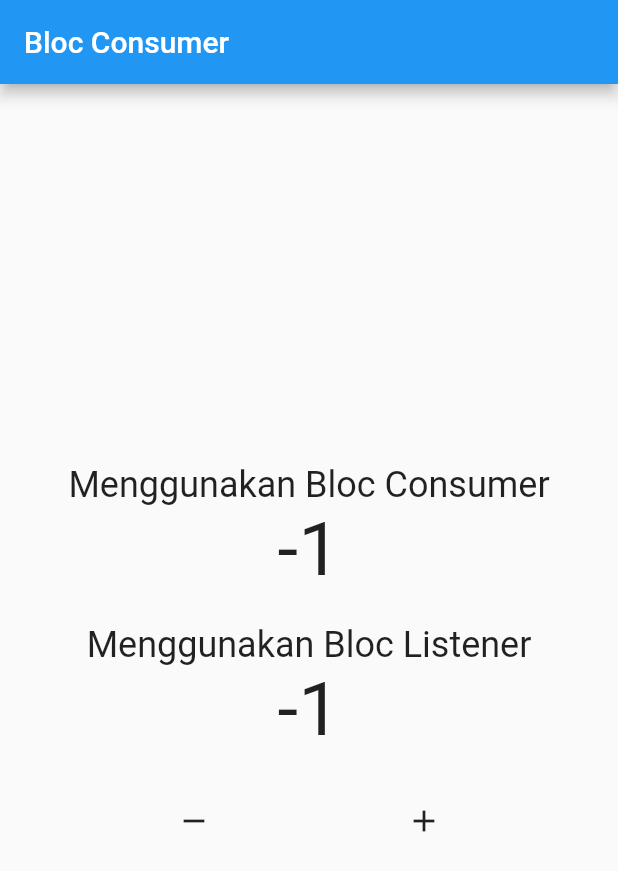
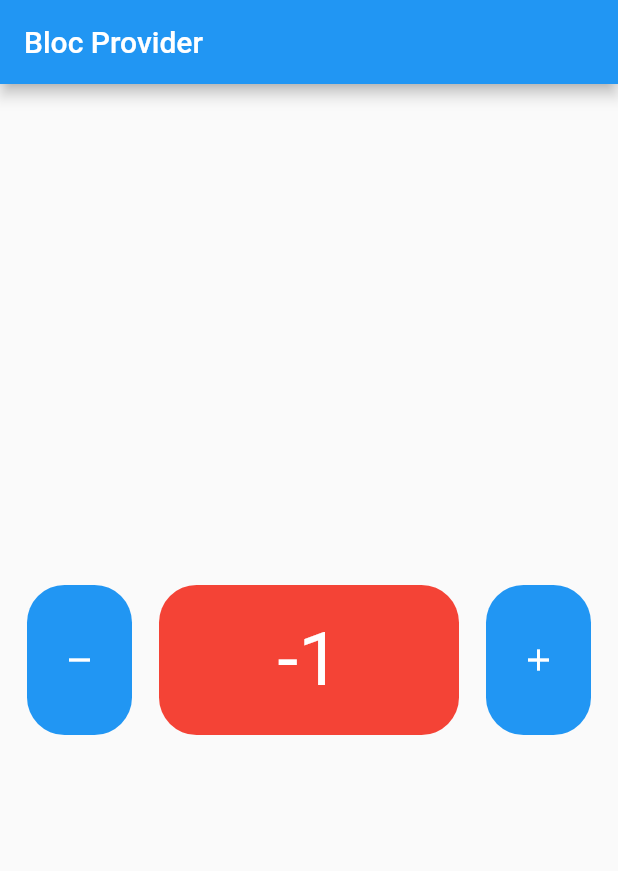
Before and after one commit to finma/flutter-bloc-basic, a Flutter app: the screen it shows after launch, after a tap on the "remove" icon, on a phone screen of 412 x 824 dp. Shown: the top 871 px of the screen. Run offline on Flutter 3.47's test engine with Material 2 defaults, Android fonts, the light colour scheme and no system bars; our stand-ins replace bloc, flutter_bloc.

Commit message:
[ADD] bloc provider

```diff
--- a/lib/main.dart
+++ b/lib/main.dart
@@ -1,8 +1,11 @@
 import 'package:flutter/material.dart';
+import 'package:flutter_bloc/flutter_bloc.dart';
 
+import 'bloc/counter_bloc.dart';
 import 'pages/bloc_builder_page.dart';
 import 'pages/bloc_consumer_page.dart';
 import 'pages/bloc_listener_page.dart';
+import 'pages/bloc_provider_page.dart';
 
 void main() {
   runApp(const MyApp());
@@ -13,11 +16,20 @@ class MyApp extends StatelessWidget {
 
   @override
   Widget build(BuildContext context) {
-    return MaterialApp(
-      debugShowCheckedModeBanner: false,
-      // home: BlocBuilderPage(), // latihan bloc builder
-      // home: BlocListenerPage(), // latihan bloc listener
-      home: BlocConsumerPage(), // latihan bloc consumer
+    return BlocProvider(
+      create: (context) => CounterCubit(),
+      child: MaterialApp(
+        debugShowCheckedModeBanner: false,
+        home: BlocProviderPage(), // latihan bloc provider
+      ),
     );
+
+    //* Menggunakan bloc tanpa bloc provider
+    // return MaterialApp(
+    //   debugShowCheckedModeBanner: false,
+    //   home: BlocBuilderPage(), // latihan bloc builder
+    //   home: BlocListenerPage(), // latihan bloc listener
+    //   home: BlocConsumerPage(), // latihan bloc consumer
+    // );
   }
 }
--- /dev/null
+++ b/lib/pages/bloc_provider_page.dart
@@ -0,0 +1,34 @@
+import 'package:flutter/material.dart';
+
+import '/bloc/counter_bloc.dart';
+import '/widget/button_icon_custom.dart';
+import '/widget/center_widget.dart';
+
+class BlocProviderPage extends StatelessWidget {
+  CounterCubit counterCubit = CounterCubit();
+
+  @override
+  Widget build(BuildContext context) {
+    return Scaffold(
+      appBar: AppBar(
+        title: const Text('Bloc Provider'),
+      ),
+      body: Column(
+        mainAxisAlignment: MainAxisAlignment.center,
+        children: [
+          Row(
+            mainAxisAlignment: MainAxisAlignment.spaceEvenly,
+            children: const [
+              // button -
+              ButtonIconCustom(icon: 'remove'),
+              // data counter
+              CenterWidget(),
+              // button +
+              ButtonIconCustom(icon: 'add')
+            ],
+          )
+        ],
+      ),
+    );
+  }
+}
--- /dev/null
+++ b/lib/widget/button_icon_custom.dart
@@ -0,0 +1,51 @@
+import 'package:flutter/material.dart';
+import 'package:flutter_bloc/flutter_bloc.dart';
+
+import '/bloc/counter_bloc.dart';
+
+class ButtonIconCustom extends StatelessWidget {
+  const ButtonIconCustom({
+    Key? key,
+    required this.icon,
+  }) : super(key: key);
+
+  final String icon;
+
+  IconData _showIcon() {
+    if (icon == 'add') {
+      return Icons.add;
+    } else {
+      return Icons.remove;
+    }
+  }
+
+  void _onTapButton(CounterCubit counterCubit) {
+    if (icon == 'add') {
+      counterCubit.increment();
+    } else {
+      counterCubit.decrement();
+    }
+  }
+
+  @override
+  Widget build(BuildContext context) {
+    final counterCubit = BlocProvider.of<CounterCubit>(context);
+
+    return Material(
+      color: Colors.blue,
+      borderRadius: BorderRadius.circular(25),
+      child: InkWell(
+        onTap: () => _onTapButton(counterCubit),
+        borderRadius: BorderRadius.circular(25),
+        child: SizedBox(
+          height: 100,
+          width: 70,
+          child: Icon(
+            _showIcon(),
+            color: Colors.white,
+          ),
+        ),
+      ),
+    );
+  }
+}
--- /dev/null
+++ b/lib/widget/center_widget.dart
@@ -0,0 +1,23 @@
+import 'package:flutter/material.dart';
+
+import '/widget/text_widget.dart';
+
+class CenterWidget extends StatelessWidget {
+  const CenterWidget({
+    Key? key,
+  }) : super(key: key);
+
+  @override
+  Widget build(BuildContext context) {
+    return Container(
+      height: 100,
+      width: 200,
+      alignment: Alignment.center,
+      decoration: BoxDecoration(
+        color: Colors.red,
+        borderRadius: BorderRadius.circular(25),
+      ),
+      child: const TextWidget(),
+    );
+  }
+}
--- /dev/null
+++ b/lib/widget/text_widget.dart
@@ -0,0 +1,25 @@
+import 'package:flutter/material.dart';
+import 'package:flutter_bloc/flutter_bloc.dart';
+
+import '/bloc/counter_bloc.dart';
+
+class TextWidget extends StatelessWidget {
+  const TextWidget({Key? key}) : super(key: key);
+
+  @override
+  Widget build(BuildContext context) {
+    final counterCubit = BlocProvider.of<CounterCubit>(context);
+
+    return BlocBuilder<CounterCubit, int>(
+        bloc: counterCubit,
+        builder: (context, state) {
+          return Text(
+            '$state',
+            style: const TextStyle(
+              fontSize: 50,
+              color: Colors.white,
+            ),
+          );
+        });
+  }
+}
```
